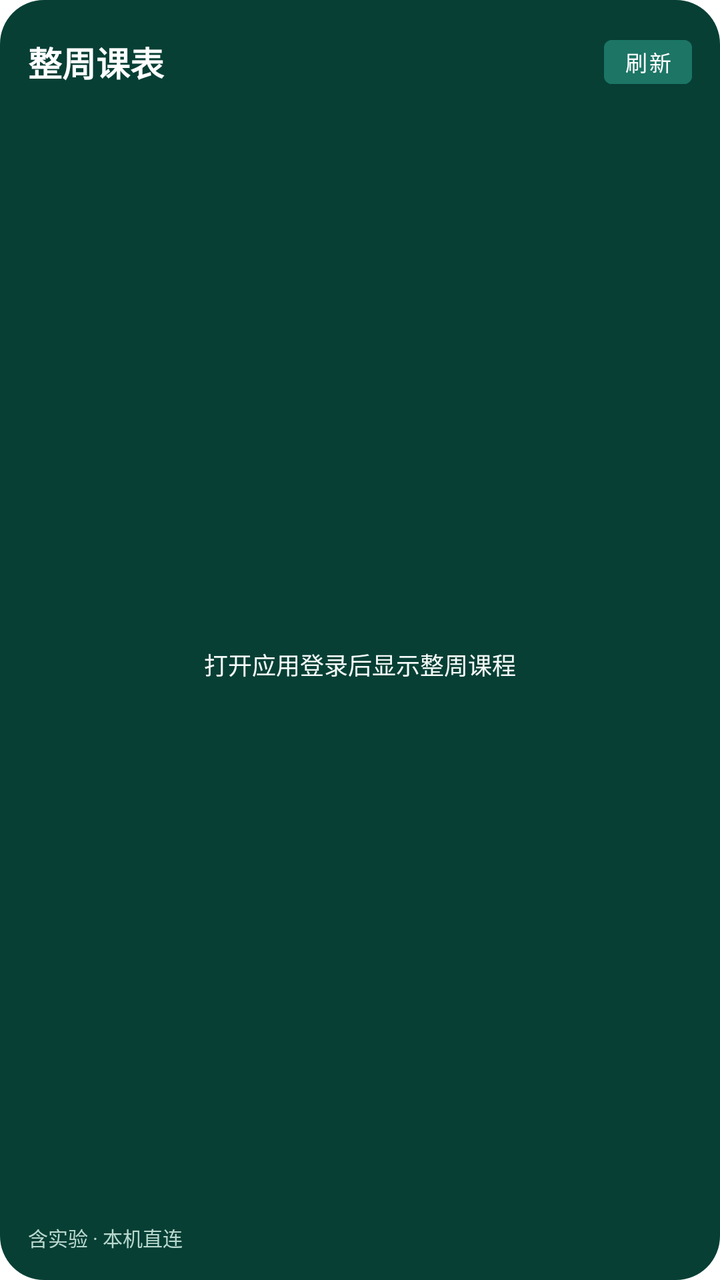
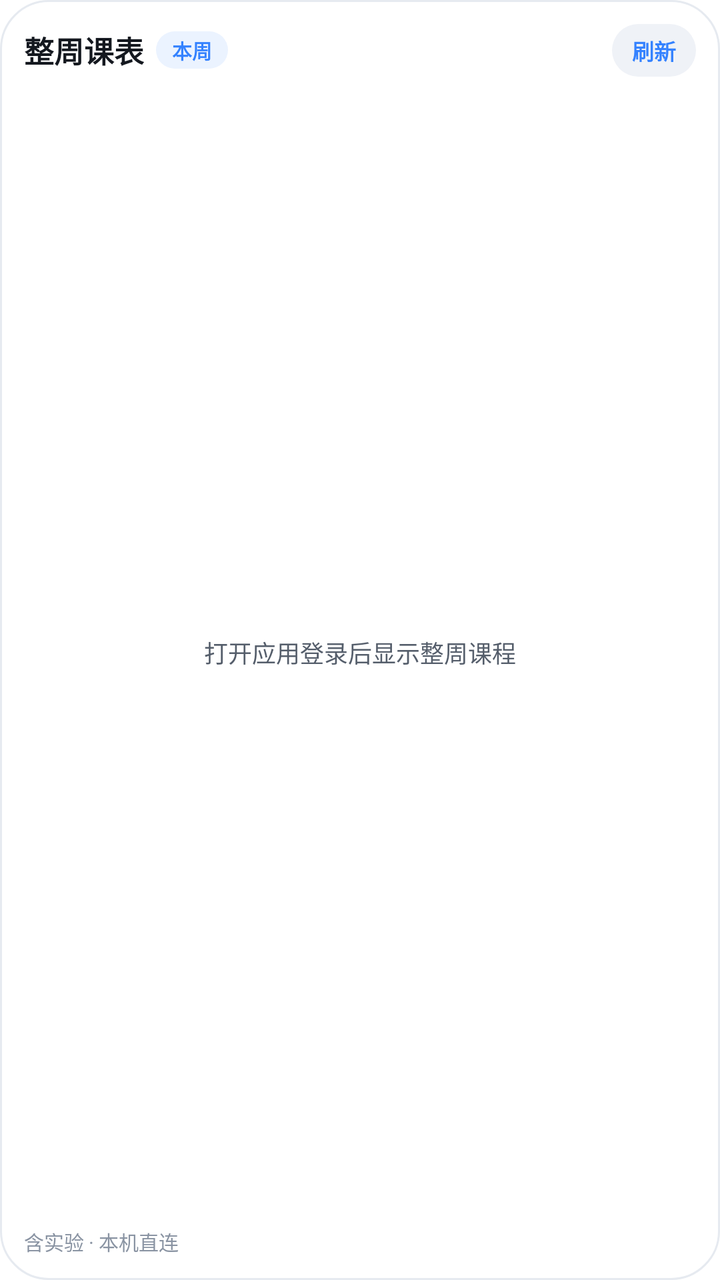

Two renders of the same Android screen: before a commit and after it. Below are the layout's source before the change and the commit's diff.
<!-- AndroidManifest.xml: fallback theme Theme.MaterialComponents.DayNight.NoActionBar -->
<!-- res/layout/widget_week_schedule.xml -->
<?xml version="1.0" encoding="utf-8"?>
<LinearLayout xmlns:android="http://schemas.android.com/apk/res/android"
    android:id="@+id/widget_week_schedule_root"
    android:layout_width="match_parent"
    android:layout_height="match_parent"
    android:background="@drawable/widget_background"
    android:orientation="vertical"
    android:padding="14dp">

    <LinearLayout
        android:layout_width="match_parent"
        android:layout_height="wrap_content"
        android:gravity="center_vertical"
        android:orientation="horizontal">

        <TextView
            android:layout_width="0dp"
            android:layout_height="wrap_content"
            android:layout_weight="1"
            android:text="整周课表"
            android:textColor="#FFFFFF"
            android:textSize="17sp"
            android:textStyle="bold" />

        <Button
            android:id="@+id/widget_week_schedule_refresh"
            android:layout_width="44dp"
            android:layout_height="34dp"
            android:backgroundTint="#1C7565"
            android:contentDescription="刷新整周课表"
            android:minHeight="0dp"
            android:minWidth="0dp"
            android:padding="0dp"
            android:text="刷新"
            android:textColor="#FFFFFF"
            android:textSize="11sp" />
    </LinearLayout>

    <FrameLayout
        android:layout_width="match_parent"
        android:layout_height="0dp"
        android:layout_marginTop="5dp"
        android:layout_weight="1">

        <ImageView
            android:id="@+id/widget_week_schedule_grid"
            android:layout_width="match_parent"
            android:layout_height="match_parent"
            android:contentDescription="彩色整周课表"
            android:scaleType="fitXY" />

        <TextView
            android:id="@+id/widget_week_schedule_status"
            android:layout_width="match_parent"
            android:layout_height="match_parent"
            android:gravity="center"
            android:text="打开应用登录后显示整周课程"
            android:textColor="#F5FBF8"
            android:textSize="12sp" />
    </FrameLayout>

    <TextView
        android:id="@+id/widget_week_schedule_meta"
        android:layout_width="match_parent"
        android:layout_height="wrap_content"
        android:ellipsize="end"
        android:maxLines="1"
        android:text="含实验 · 本机直连"
        android:textColor="#B8D8CE"
        android:textSize="10sp" />
</LinearLayout>
<!-- resources referenced by this layout -->
<resources>
  <!-- drawable widget_background (drawable) -->
  <?xml version="1.0" encoding="utf-8"?>
  <shape xmlns:android="http://schemas.android.com/apk/res/android" android:shape="rectangle">
      <solid android:color="#073F35" />
      <corners android:radius="22dp" />
      <padding android:left="16dp" android:top="14dp" android:right="16dp" android:bottom="14dp" />
  </shape>
</resources>

<!-- the commit's change to res/layout/widget_week_schedule.xml (unified diff, before → after) -->
@@ -5,7 +5,7 @@
     android:layout_height="match_parent"
     android:background="@drawable/widget_background"
     android:orientation="vertical"
-    android:padding="14dp">
+    android:padding="12dp">
 
     <LinearLayout
         android:layout_width="match_parent"
@@ -13,33 +13,61 @@
         android:gravity="center_vertical"
         android:orientation="horizontal">
 
-        <TextView
+        <LinearLayout
             android:layout_width="0dp"
             android:layout_height="wrap_content"
+            android:layout_marginEnd="8dp"
             android:layout_weight="1"
-            android:text="整周课表"
-            android:textColor="#FFFFFF"
-            android:textSize="17sp"
+            android:gravity="center_vertical"
+            android:orientation="horizontal">
+
+            <TextView
+                android:id="@+id/widget_week_schedule_title"
+                android:layout_width="wrap_content"
+                android:layout_height="wrap_content"
+                android:text="整周课表"
+                android:textColor="@color/widget_ink"
+                android:textSize="15sp"
+                android:textStyle="bold" />
+
+            <TextView
+                android:id="@+id/widget_week_schedule_badge"
+                android:layout_width="wrap_content"
+                android:layout_height="wrap_content"
+                android:layout_marginStart="6dp"
+                android:background="@drawable/widget_badge_blue_default"
+                android:ellipsize="end"
+                android:maxLines="1"
+                android:paddingBottom="2dp"
+                android:paddingEnd="8dp"
+                android:paddingStart="8dp"
+                android:paddingTop="2dp"
+                android:text="本周"
+                android:textColor="@color/widget_pill_text"
+                android:textSize="10sp"
+                android:textStyle="bold" />
+        </LinearLayout>
+
+        <TextView
+            android:id="@+id/widget_week_schedule_refresh"
+            android:layout_width="wrap_content"
+            android:layout_height="wrap_content"
+            android:background="@drawable/widget_pill_default"
+            android:contentDescription="刷新整周课表"
+            android:paddingBottom="5dp"
+            android:paddingEnd="10dp"
+            android:paddingStart="10dp"
+            android:paddingTop="5dp"
+            android:text="刷新"
+            android:textColor="@color/widget_pill_text"
+            android:textSize="11sp"
             android:textStyle="bold" />
-
-        <Button
-            android:id="@+id/widget_week_schedule_refresh"
-            android:layout_width="44dp"
-            android:layout_height="34dp"
-            android:backgroundTint="#1C7565"
-            android:contentDescription="刷新整周课表"
-            android:minHeight="0dp"
-            android:minWidth="0dp"
-            android:padding="0dp"
-            android:text="刷新"
-            android:textColor="#FFFFFF"
-            android:textSize="11sp" />
     </LinearLayout>
 
     <FrameLayout
         android:layout_width="match_parent"
         android:layout_height="0dp"
-        android:layout_marginTop="5dp"
+        android:layout_marginTop="6dp"
         android:layout_weight="1">
 
         <ImageView
@@ -55,7 +83,7 @@
             android:layout_height="match_parent"
             android:gravity="center"
             android:text="打开应用登录后显示整周课程"
-            android:textColor="#F5FBF8"
+            android:textColor="@color/widget_ink_secondary"
             android:textSize="12sp" />
     </FrameLayout>
 
@@ -63,9 +91,10 @@
         android:id="@+id/widget_week_schedule_meta"
         android:layout_width="match_parent"
         android:layout_height="wrap_content"
+        android:layout_marginTop="5dp"
         android:ellipsize="end"
         android:maxLines="1"
         android:text="含实验 · 本机直连"
-        android:textColor="#B8D8CE"
+        android:textColor="@color/widget_ink_muted"
         android:textSize="10sp" />
 </LinearLayout>
<!-- resource entries referenced after the edit -->
@@ -1,11 +1,32 @@
 <!-- resources referenced by this layout -->
 <resources>
+  <color name="widget_ink">#14181F</color>
+  <color name="widget_ink_muted">#8A94A3</color>
+  <color name="widget_ink_secondary">#555E6B</color>
+  <color name="widget_pill_text">#3482FF</color>
   <!-- drawable widget_background (drawable) -->
   <?xml version="1.0" encoding="utf-8"?>
-  <shape xmlns:android="http://schemas.android.com/apk/res/android" android:shape="rectangle">
-      <solid android:color="#073F35" />
-      <corners android:radius="22dp" />
-      <padding android:left="16dp" android:top="14dp" android:right="16dp" android:bottom="14dp" />
+  <shape xmlns:android="http://schemas.android.com/apk/res/android"
+      android:shape="rectangle">
+      <solid android:color="#FFFFFF" />
+      <stroke
+          android:width="1dp"
+          android:color="#E6EAF0" />
+      <corners android:radius="24dp" />
+  </shape>
+  <!-- drawable widget_badge_blue_default (drawable) -->
+  <?xml version="1.0" encoding="utf-8"?>
+  <shape xmlns:android="http://schemas.android.com/apk/res/android"
+      android:shape="rectangle">
+      <solid android:color="#EBF3FF" />
+      <corners android:radius="999dp" />
+  </shape>
+  <!-- drawable widget_pill_default (drawable) -->
+  <?xml version="1.0" encoding="utf-8"?>
+  <shape xmlns:android="http://schemas.android.com/apk/res/android"
+      android:shape="rectangle">
+      <solid android:color="#EFF2F7" />
+      <corners android:radius="999dp" />
   </shape>
 </resources>
 
